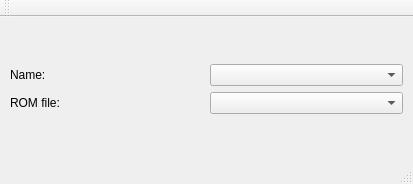
Old version of the form ui/converter_main.ui in the repository xjrsanchezx/hvg-converter.
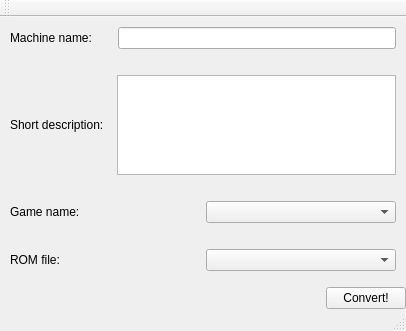
New version of the form.

Commit message: sqlite database created but not populated

What changed in the file:
```diff
--- a/ui/converter_main.ui
+++ b/ui/converter_main.ui
@@ -6,8 +6,8 @@
    <rect>
     <x>0</x>
     <y>0</y>
-    <width>413</width>
-    <height>184</height>
+    <width>406</width>
+    <height>331</height>
    </rect>
   </property>
   <property name="windowTitle">
@@ -38,18 +38,108 @@
       <property name="sizeConstraint">
        <enum>QLayout::SetMaximumSize</enum>
       </property>
+      <item>
+       <layout class="QHBoxLayout" name="horizontalLayout_4">
+        <property name="leftMargin">
+         <number>10</number>
+        </property>
+        <property name="topMargin">
+         <number>10</number>
+        </property>
+        <property name="rightMargin">
+         <number>10</number>
+        </property>
+        <property name="bottomMargin">
+         <number>10</number>
+        </property>
+        <item>
+         <widget class="QLabel" name="label_3">
+          <property name="text">
+           <string>Machine name:</string>
+          </property>
+         </widget>
+        </item>
+        <item>
+         <spacer name="horizontalSpacer_2">
+          <property name="orientation">
+           <enum>Qt::Horizontal</enum>
+          </property>
+          <property name="sizeType">
+           <enum>QSizePolicy::Preferred</enum>
+          </property>
+          <property name="sizeHint" stdset="0">
+           <size>
+            <width>20</width>
+            <height>20</height>
+           </size>
+          </property>
+         </spacer>
+        </item>
+        <item>
+         <widget class="QLineEdit" name="machineNameEdit"/>
+        </item>
+       </layout>
+      </item>
+      <item>
+       <layout class="QHBoxLayout" name="horizontalLayout_5">
+        <property name="leftMargin">
+         <number>10</number>
+        </property>
+        <property name="topMargin">
+         <number>10</number>
+        </property>
+        <property name="rightMargin">
+         <number>10</number>
+        </property>
+        <property name="bottomMargin">
+         <number>10</number>
+        </property>
+        <item>
+         <widget class="QLabel" name="label_4">
+          <property name="text">
+           <string>Short description:</string>
+          </property>
+         </widget>
+        </item>
+        <item>
+         <spacer name="horizontalSpacer_3">
+          <property name="orientation">
+           <enum>Qt::Horizontal</enum>
+          </property>
+          <property name="sizeType">
+           <enum>QSizePolicy::Minimum</enum>
+          </property>
+          <property name="sizeHint" stdset="0">
+           <size>
+            <width>7</width>
+            <height>20</height>
+           </size>
+          </property>
+         </spacer>
+        </item>
+        <item>
+         <widget class="QTextEdit" name="descriptionEdit"/>
+        </item>
+       </layout>
+      </item>
       <item>
        <layout class="QHBoxLayout" name="horizontalLayout">
         <property name="leftMargin">
          <number>10</number>
         </property>
+        <property name="topMargin">
+         <number>10</number>
+        </property>
         <property name="rightMargin">
          <number>10</number>
         </property>
+        <property name="bottomMargin">
+         <number>10</number>
+        </property>
         <item>
          <widget class="QLabel" name="label">
           <property name="text">
-           <string>Name: </string>
+           <string>Game name: </string>
           </property>
          </widget>
         </item>
@@ -63,9 +153,15 @@
         <property name="leftMargin">
          <number>10</number>
         </property>
+        <property name="topMargin">
+         <number>10</number>
+        </property>
         <property name="rightMargin">
          <number>10</number>
         </property>
+        <property name="bottomMargin">
+         <number>10</number>
+        </property>
         <item>
          <widget class="QLabel" name="label_2">
           <property name="text">
@@ -78,6 +174,43 @@
         </item>
        </layout>
       </item>
+      <item>
+       <spacer name="verticalSpacer">
+        <property name="orientation">
+         <enum>Qt::Vertical</enum>
+        </property>
+        <property name="sizeHint" stdset="0">
+         <size>
+          <width>20</width>
+          <height>40</height>
+         </size>
+        </property>
+       </spacer>
+      </item>
+      <item>
+       <layout class="QHBoxLayout" name="horizontalLayout_3">
+        <item>
+         <spacer name="horizontalSpacer">
+          <property name="orientation">
+           <enum>Qt::Horizontal</enum>
+          </property>
+          <property name="sizeHint" stdset="0">
+           <size>
+            <width>40</width>
+            <height>20</height>
+           </size>
+          </property>
+         </spacer>
+        </item>
+        <item>
+         <widget class="QPushButton" name="convertButton">
+          <property name="text">
+           <string>Convert!</string>
+          </property>
+         </widget>
+        </item>
+       </layout>
+      </item>
      </layout>
     </item>
    </layout>
```
Left out of the diff: 6 changed lines with no effect on the pictures. The commit also changes 2 other files.
